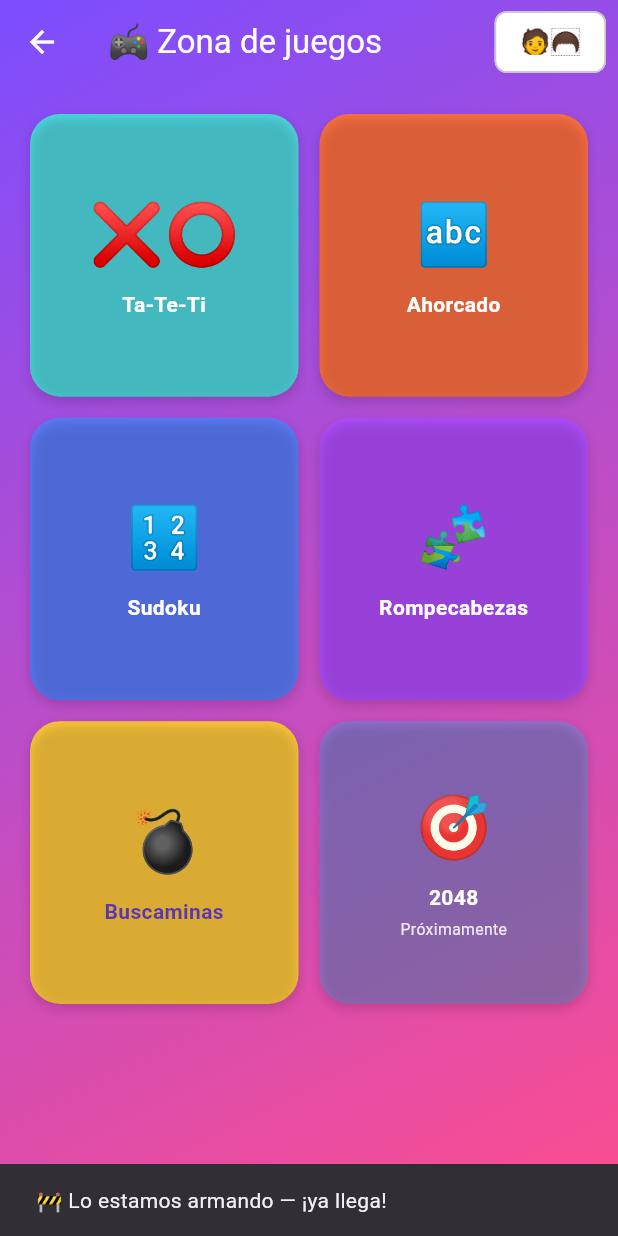
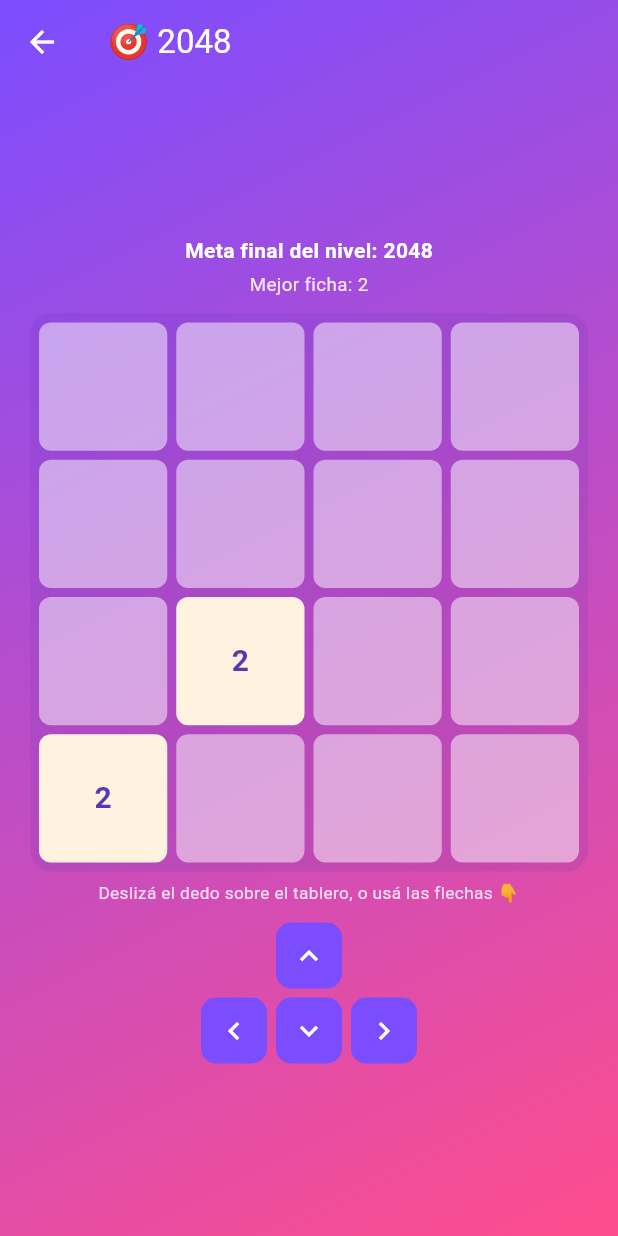
Before and after one commit to solucioneselectromedicassj-ai/La-oca-, a Flutter app: the JuegosHubScreen screen opened directly with empty values, after a tap on "2048", on a phone screen of 412 x 824 dp. Run offline on Flutter 3.47's test engine with Material 3 defaults, Android fonts, the phone set to English and light mode, and no system bars; our stand-ins replace audioplayers, share_plus, shared_preferences, supabase_flutter; missing offline and left inert: onesignal_flutter, realtime_client; accounts and stored records are empty; Roboto replaces fonts that are missing (Georgia).

Commit message:
Sumar 2048 a la Zona de juegos, con metas por nivel
2048 clásico (deslizar y combinar) jugable con gestos de swipe o con
flechas en pantalla. Se pidió explícitamente "niveles" para este —
en vez de resetear el tablero, cada franja de edad tiene una lista de
fichas objetivo que se van festejando a medida que aparecen en el
mismo tablero (64/128/256 para menores, hasta 1024 para adolescentes,
hasta 2048 para adultos), sin cortar la partida.

Con esto quedan los 6 juegos de la Zona de juegos completos:
Ta-Te-Ti, Ahorcado, Sudoku, Buscaminas, Rompecabezas y 2048.

```diff
--- /dev/null
+++ b/ocaland_flutter/lib/screens/juego2048_screen.dart
@@ -0,0 +1,277 @@
+import 'dart:math';
+import 'package:flutter/material.dart';
+import '../services/mascota_service.dart';
+import '../theme/app_colors.dart';
+
+const _n = 4;
+
+/// Metas del nivel según la franja de edad — se pidió explícitamente
+/// "niveles" para el 2048; acá cada meta alcanzada se festeja sin
+/// reiniciar el tablero (como en el 2048 de siempre, que te deja seguir
+/// jugando después de llegar a la ficha objetivo).
+const _metasPorNivel = <String, List<int>>{
+  'menor': [64, 128, 256],
+  'adolescente': [128, 256, 512, 1024],
+  'adulto': [256, 512, 1024, 2048],
+};
+
+const _coloresFicha = <int, Color>{
+  2: Color(0xFFFFF3E0),
+  4: Color(0xFFFFE0B2),
+  8: AppColors.amber,
+  16: AppColors.coral,
+  32: Color(0xFFFF5252),
+  64: AppColors.magenta,
+  128: AppColors.indigo,
+  256: AppColors.sky,
+  512: AppColors.turquoise,
+  1024: AppColors.green,
+  2048: AppColors.gold,
+};
+
+class Juego2048Screen extends StatefulWidget {
+  final String usuarioId;
+  final String nivel;
+  const Juego2048Screen({super.key, required this.usuarioId, required this.nivel});
+
+  @override
+  State<Juego2048Screen> createState() => _Juego2048ScreenState();
+}
+
+class _Juego2048ScreenState extends State<Juego2048Screen> {
+  late final List<int> _metas = _metasPorNivel[widget.nivel] ?? _metasPorNivel['adulto']!;
+  late List<List<int>> _grid;
+  final _rnd = Random();
+  final Set<int> _metasCelebradas = {};
+  bool _premiado = false;
+  bool _perdiste = false;
+
+  @override
+  void initState() {
+    super.initState();
+    _nuevaPartida();
+  }
+
+  void _nuevaPartida() {
+    _grid = List.generate(_n, (_) => List.filled(_n, 0));
+    _metasCelebradas.clear();
+    _premiado = false;
+    _perdiste = false;
+    _agregarFicha();
+    _agregarFicha();
+    setState(() {});
+  }
+
+  void _agregarFicha() {
+    final vacias = [for (var r = 0; r < _n; r++) for (var c = 0; c < _n; c++) if (_grid[r][c] == 0) (r, c)];
+    if (vacias.isEmpty) return;
+    final (r, c) = vacias[_rnd.nextInt(vacias.length)];
+    _grid[r][c] = _rnd.nextDouble() < 0.9 ? 2 : 4;
+  }
+
+  List<int> _colapsarFila(List<int> fila) {
+    final valores = fila.where((v) => v != 0).toList();
+    final resultado = <int>[];
+    var i = 0;
+    while (i < valores.length) {
+      if (i + 1 < valores.length && valores[i] == valores[i + 1]) {
+        resultado.add(valores[i] * 2);
+        i += 2;
+      } else {
+        resultado.add(valores[i]);
+        i++;
+      }
+    }
+    while (resultado.length < _n) {
+      resultado.add(0);
+    }
+    return resultado;
+  }
+
+  bool _mover(String direccion) {
+    final antes = [for (final fila in _grid) List<int>.from(fila)];
+    List<List<int>> nueva;
+
+    switch (direccion) {
+      case 'izquierda':
+        nueva = [for (final fila in _grid) _colapsarFila(fila)];
+        break;
+      case 'derecha':
+        nueva = [for (final fila in _grid) _colapsarFila(fila.reversed.toList()).reversed.toList()];
+        break;
+      case 'arriba':
+        final t = _transponer(_grid);
+        nueva = _transponer([for (final fila in t) _colapsarFila(fila)]);
+        break;
+      default: // abajo
+        final t = _transponer(_grid);
+        nueva = _transponer([for (final fila in t) _colapsarFila(fila.reversed.toList()).reversed.toList()]);
+    }
+
+    final cambio = _tableroDistinto(antes, nueva);
+    if (cambio) {
+      _grid = nueva;
+      _agregarFicha();
+      _revisarMetas();
+      if (_sinMovimientos()) _perdiste = true;
+      setState(() {});
+    }
+    return cambio;
+  }
+
+  List<List<int>> _transponer(List<List<int>> g) {
+    return [for (var c = 0; c < _n; c++) [for (var r = 0; r < _n; r++) g[r][c]]];
+  }
+
+  bool _tableroDistinto(List<List<int>> a, List<List<int>> b) {
+    for (var r = 0; r < _n; r++) {
+      for (var c = 0; c < _n; c++) {
+        if (a[r][c] != b[r][c]) return true;
+      }
+    }
+    return false;
+  }
+
+  bool _sinMovimientos() {
+    for (var r = 0; r < _n; r++) {
+      for (var c = 0; c < _n; c++) {
+        if (_grid[r][c] == 0) return false;
+        if (c < _n - 1 && _grid[r][c] == _grid[r][c + 1]) return false;
+        if (r < _n - 1 && _grid[r][c] == _grid[r + 1][c]) return false;
+      }
+    }
+    return true;
+  }
+
+  int get _maximaFicha => _grid.expand((f) => f).fold(0, max);
+
+  void _revisarMetas() {
+    final maxima = _maximaFicha;
+    for (final meta in _metas) {
+      if (maxima >= meta && !_metasCelebradas.contains(meta)) {
+        _metasCelebradas.add(meta);
+        WidgetsBinding.instance.addPostFrameCallback((_) {
+          if (!mounted) return;
+          ScaffoldMessenger.of(context).showSnackBar(SnackBar(content: Text('🎉 ¡Llegaste a $meta!'), duration: const Duration(seconds: 2)));
+        });
+        if (!_premiado) _premiar();
+      }
+    }
+  }
+
+  Future<void> _premiar() async {
+    _premiado = true;
+    await MascotaService.registrarJuego(usuarioId: widget.usuarioId, suba: 20);
+  }
+
+  @override
+  Widget build(BuildContext context) {
+    final metaFinal = _metas.last;
+    return Scaffold(
+      backgroundColor: Colors.transparent,
+      extendBodyBehindAppBar: true,
+      appBar: AppBar(backgroundColor: Colors.transparent, elevation: 0, foregroundColor: Colors.white, title: const Text('🎯 2048')),
+      body: Container(
+        decoration: const BoxDecoration(
+          gradient: LinearGradient(begin: Alignment.topLeft, end: Alignment.bottomRight, colors: AppColors.heroGradient),
+        ),
+        child: SafeArea(
+          child: Center(
+            child: ConstrainedBox(
+              constraints: const BoxConstraints(maxWidth: 420),
+              child: SingleChildScrollView(
+                padding: const EdgeInsets.all(20),
+                child: Column(
+                  children: [
+                    Text('Meta final del nivel: $metaFinal', style: const TextStyle(color: Colors.white, fontWeight: FontWeight.w600)),
+                    const SizedBox(height: 4),
+                    Text('Mejor ficha: $_maximaFicha', style: TextStyle(color: Colors.white.withValues(alpha: 0.85), fontSize: 12.5)),
+                    const SizedBox(height: 10),
+                    if (_perdiste)
+                      const Padding(
+                        padding: EdgeInsets.only(bottom: 8),
+                        child: Text('😅 No quedan movimientos.', style: TextStyle(color: Colors.white, fontWeight: FontWeight.bold)),
+                      ),
+                    GestureDetector(
+                      onHorizontalDragEnd: (d) {
+                        final v = d.primaryVelocity ?? 0;
+                        if (v.abs() < 80) return;
+                        _mover(v > 0 ? 'derecha' : 'izquierda');
+                      },
+                      onVerticalDragEnd: (d) {
+                        final v = d.primaryVelocity ?? 0;
+                        if (v.abs() < 80) return;
+                        _mover(v > 0 ? 'abajo' : 'arriba');
+                      },
+                      child: AspectRatio(
+                        aspectRatio: 1,
+                        child: Container(
+                          padding: const EdgeInsets.all(6),
+                          decoration: BoxDecoration(color: AppColors.violetDark.withValues(alpha: 0.15), borderRadius: BorderRadius.circular(14)),
+                          child: GridView.count(
+                            crossAxisCount: _n,
+                            physics: const NeverScrollableScrollPhysics(),
+                            mainAxisSpacing: 6,
+                            crossAxisSpacing: 6,
+                            children: [for (var r = 0; r < _n; r++) for (var c = 0; c < _n; c++) _celda(_grid[r][c])],
+                          ),
+                        ),
+                      ),
+                    ),
+                    const SizedBox(height: 6),
+                    Text('Deslizá el dedo sobre el tablero, o usá las flechas 👇', style: TextStyle(color: Colors.white.withValues(alpha: 0.8), fontSize: 11.5), textAlign: TextAlign.center),
+                    const SizedBox(height: 12),
+                    _controlesFlechas(),
+                    const SizedBox(height: 14),
+                    if (_perdiste) ElevatedButton(onPressed: _nuevaPartida, child: const Text('🔁 Jugar de nuevo')),
+                  ],
+                ),
+              ),
+            ),
+          ),
+        ),
+      ),
+    );
+  }
+
+  Widget _celda(int v) {
+    return Container(
+      decoration: BoxDecoration(color: v == 0 ? Colors.white.withValues(alpha: 0.5) : (_coloresFicha[v] ?? AppColors.violetDark), borderRadius: BorderRadius.circular(8)),
+      alignment: Alignment.center,
+      child: v == 0
+          ? null
+          : Text(
+              '$v',
+              style: TextStyle(fontWeight: FontWeight.bold, fontSize: v >= 1000 ? 16 : 20, color: v <= 4 ? AppColors.violetDark : Colors.white),
+            ),
+    );
+  }
+
+  Widget _controlesFlechas() {
+    Widget boton(IconData icono, String direccion) => SizedBox(
+          width: 44,
+          height: 44,
+          child: Material(
+            color: AppColors.violet,
+            borderRadius: BorderRadius.circular(10),
+            child: InkWell(borderRadius: BorderRadius.circular(10), onTap: () => _mover(direccion), child: Icon(icono, color: Colors.white)),
+          ),
+        );
+    return Column(
+      children: [
+        boton(Icons.keyboard_arrow_up, 'arriba'),
+        const SizedBox(height: 6),
+        Row(
+          mainAxisAlignment: MainAxisAlignment.center,
+          children: [
+            boton(Icons.keyboard_arrow_left, 'izquierda'),
+            const SizedBox(width: 6),
+            boton(Icons.keyboard_arrow_down, 'abajo'),
+            const SizedBox(width: 6),
+            boton(Icons.keyboard_arrow_right, 'derecha'),
+          ],
+        ),
+      ],
+    );
+  }
+}
--- a/ocaland_flutter/lib/screens/juegos_hub_screen.dart
+++ b/ocaland_flutter/lib/screens/juegos_hub_screen.dart
@@ -3,6 +3,7 @@ import '../services/preferencias_service.dart';
 import '../theme/app_colors.dart';
 import 'ahorcado_screen.dart';
 import 'buscaminas_screen.dart';
+import 'juego2048_screen.dart';
 import 'nivel_juegos_screen.dart';
 import 'rompecabezas_screen.dart';
 import 'sudoku_screen.dart';
@@ -72,7 +73,7 @@ class _JuegosHubScreenState extends State<JuegosHubScreen> {
       _JuegoInfo('🔢', 'Sudoku', AppColors.indigo, builder: (_) => SudokuScreen(usuarioId: widget.usuarioId, nivel: _nivel)),
       _JuegoInfo('🧩', 'Rompecabezas', AppColors.magenta, builder: (_) => RompecabezasScreen(usuarioId: widget.usuarioId, nivel: _nivel)),
       _JuegoInfo('💣', 'Buscaminas', AppColors.gold, textoOscuro: true, builder: (_) => BuscaminasScreen(usuarioId: widget.usuarioId, nivel: _nivel)),
-      _JuegoInfo('🎯', '2048', AppColors.sky),
+      _JuegoInfo('🎯', '2048', AppColors.sky, builder: (_) => Juego2048Screen(usuarioId: widget.usuarioId, nivel: _nivel)),
     ];
     return Scaffold(
       backgroundColor: Colors.transparent,
```
